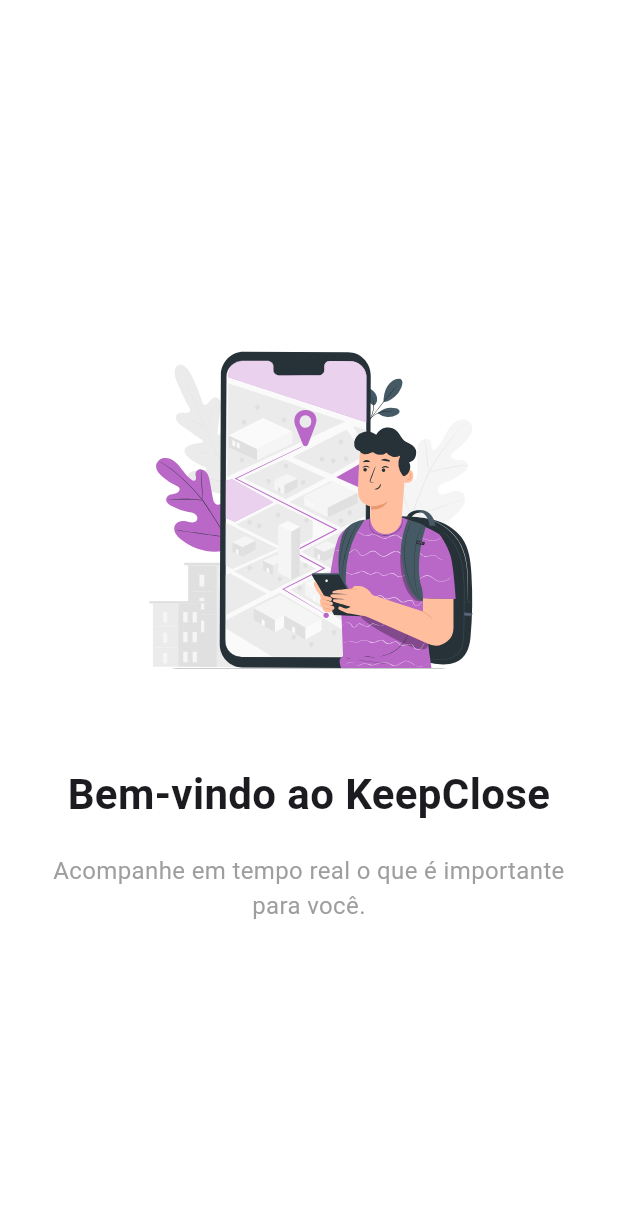
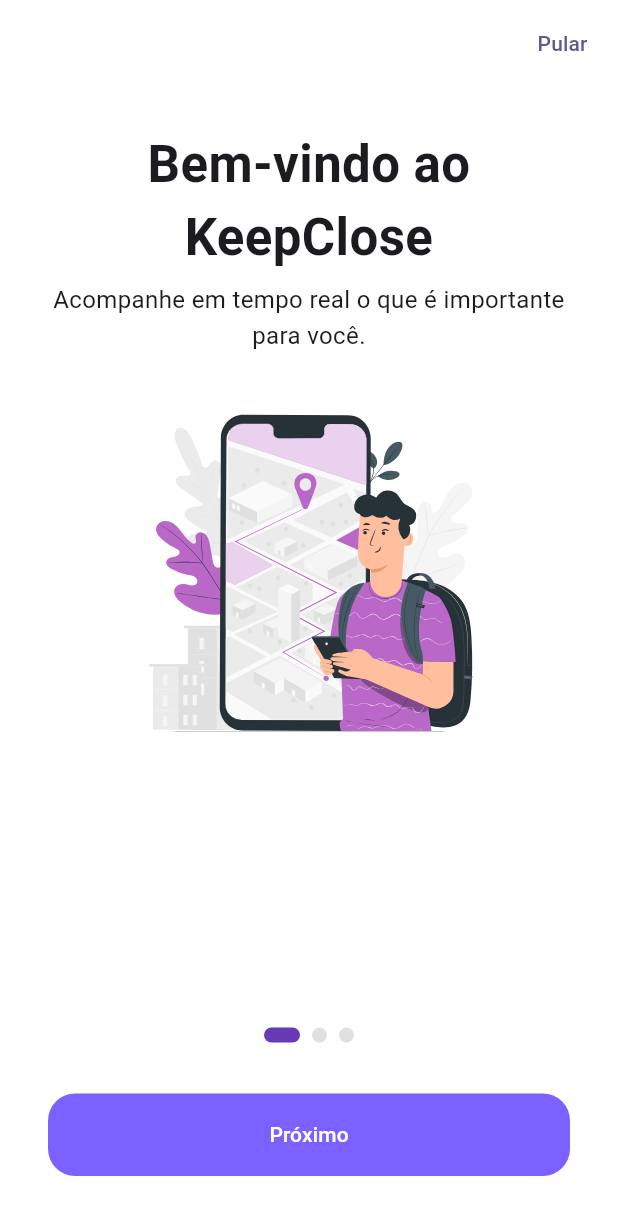
Before and after one commit to Laylateles/Aplicativo_Flutter, a Flutter app: the screen it shows after launch, on a phone screen of 412 x 824 dp. Shown: the top 1215 px of the screen. Run offline on Flutter 3.47's test engine with Material 3 defaults, Android fonts, the phone set to English and light mode, and no system bars; our stand-ins replace flutter_svg; Roboto replaces fonts that are missing (Poppins).

Commit message:
telas de onboarding completas

```diff
--- a/projeto_fetin/lib/telas/onboarding/tela_onboarding.dart
+++ b/projeto_fetin/lib/telas/onboarding/tela_onboarding.dart
@@ -1,6 +1,7 @@
 import 'package:flutter/material.dart';
 import 'package:flutter_svg/flutter_svg.dart';
 import '../../modelos/onboarding_modelo.dart';
+import  '../boas_vindas/tela_boas_vindas.dart';
 
 class TelaOnboarding extends StatefulWidget {
   const TelaOnboarding({super.key});
@@ -19,26 +20,57 @@
   OnboardingModelo(
     titulo: "Bem-vindo ao KeepClose",
     descricao: "Acompanhe em tempo real o que é importante para você.",
-    imagem: "assets/imagens/imagem-onboarding1.svg",
+    imagem: "assets/imagens/imagem-onboarding1.svg",// imagem ok
   ),
 
   OnboardingModelo(
     titulo: "Segurança em tranquilidade",
     descricao: "Receba alertas e fique sempre informado",
-    imagem: "assets/imagens/imagem-onboarding2.svg",
+    imagem: "assets/imagens/imagem-onboarding2.svg",//imagem provisoria
   ),
 
   OnboardingModelo(
     titulo: "Conecte quem você ama",
     descricao: "Convide familiares e amigos e matenha todos conectados.",
-    imagem: "",
+    imagem: "assets/imagens/imagem-onboarding3.svg",//imagem provisoria
   ),
 
 ];
   @override
   Widget build(BuildContext context) {
     return Scaffold(
-      body: PageView(
+      body: Column(
+        children: [
+          paginaAtual != paginas.length - 1
+          ? Padding(
+              padding: const EdgeInsets.only(
+                top: 5,
+                right: 5,
+              ),
+
+              child: Align(
+                alignment: Alignment.centerRight,
+
+                child: TextButton(
+                  onPressed: () {
+
+                    controladorPagina.animateToPage(
+                      paginas.length - 1,
+
+                      duration: const Duration(milliseconds: 400),
+
+                      curve: Curves.easeInOut,
+                    );
+
+                  },
+
+                  child: const Text("Pular"),
+                ),
+              ),
+            )
+          : const SizedBox(height: 37, width: 5),//tive que fazer essa gambiarra porque a tela tava subindo
+          Expanded(
+            child: PageView(
               controller: controladorPagina,
 
               onPageChanged: (index) {
@@ -47,33 +79,26 @@
                 });
               },
 
-        children: paginas.map((pagina){
+              children: paginas.map((pagina) {
+
                 return Container(
                   padding: const EdgeInsets.all(32),
 
                   child: Column(
-              mainAxisAlignment: MainAxisAlignment.center,
+                   mainAxisAlignment: MainAxisAlignment.start,
 
                     children: [
-              SvgPicture.asset(
-                pagina.imagem,
-                height: 260,
-              ),
-              const SizedBox(height: 40),
-
                       Text(
                         pagina.titulo,
 
                         textAlign: TextAlign.center,
 
                         style: const TextStyle(
-                  fontSize: 28,
+                          fontSize: 34,
                           fontWeight: FontWeight.bold,
                         ),
                       ),
-
-              const SizedBox(height: 20),
-
+                      const SizedBox(height: 5),
                       Text(
                         pagina.descricao,
 
@@ -81,12 +106,87 @@
 
                         style: const TextStyle(
                           fontSize: 16,
-                  color: Colors.grey,
+                          height: 1.5,
+
                         ),
+                      ),
+                      const SizedBox(height: 15),
+                      SvgPicture.asset(
+                        pagina.imagem,
+                        height: 260,
                       ),
                     ],
                   ),
-        ); }).toList(),
+                );
+
+              }).toList(),
+            ),
+          ),
+          Row(// bolinha das paginas
+            mainAxisAlignment: MainAxisAlignment.center,
+            children: List.generate(// cria a bolinha para cada pagina
+              paginas.length,
+              (index) {
+
+                return Container(
+                  margin: const EdgeInsets.all(4),
+
+                  width: paginaAtual == index ? 24 : 10,
+                  height: 10,
+
+                  decoration: BoxDecoration(
+                    color: paginaAtual == index
+                        ? Colors.deepPurple
+                        : Colors.grey.shade300,
+
+                    borderRadius: BorderRadius.circular(10),
+                  ),
+                );
+              },
+            ),
+          ),
+          const SizedBox(height: 30),
+          Padding(// botões de navegação
+            padding: const EdgeInsets.symmetric(horizontal: 32),
+            child: SizedBox(
+              width: double.infinity,
+              height: 55,
+              child: ElevatedButton(
+                 style: ElevatedButton.styleFrom(
+                  backgroundColor: const Color(0xFF7B61FF),// cor do botão
+                  foregroundColor: Colors.white,//cor do texto
+                  shape: RoundedRectangleBorder(
+                    borderRadius: BorderRadius.circular(18),
+                  ),
+                  elevation: 0,
+                ),
+                onPressed: () {
+                  if (paginaAtual < paginas.length - 1) {
+                    controladorPagina.animateToPage(
+                      paginaAtual + 1,
+                      duration: const Duration(milliseconds: 400),
+                      curve: Curves.easeInOut,
+                    );
+
+                  } else {
+                    Navigator.pushReplacement(//troca a tela atual pela tela nova
+                      context,
+                      MaterialPageRoute(
+                        builder: (context) => const TelaBoasVindas(),//diz qual tela deve ser aberta
+                      ),
+                    );
+                  }
+                },
+                child: Text(
+                  paginaAtual == paginas.length - 1
+                      ? "Começar"
+                      : "Próximo",
+                ),
+              ),
+            ),
+          ),
+          const SizedBox(height: 40),
+        ],
       ),
     );
   }
```
Also changed, not shown: projeto_fetin/lib/telas/boas_vindas/tela_boas_vindas.dart (added, +30 -0 lines), projeto_fetin/assets/imagens/imagem-onboarding3.svg (added). Lines whose indentation alone changed are shown as unchanged.
